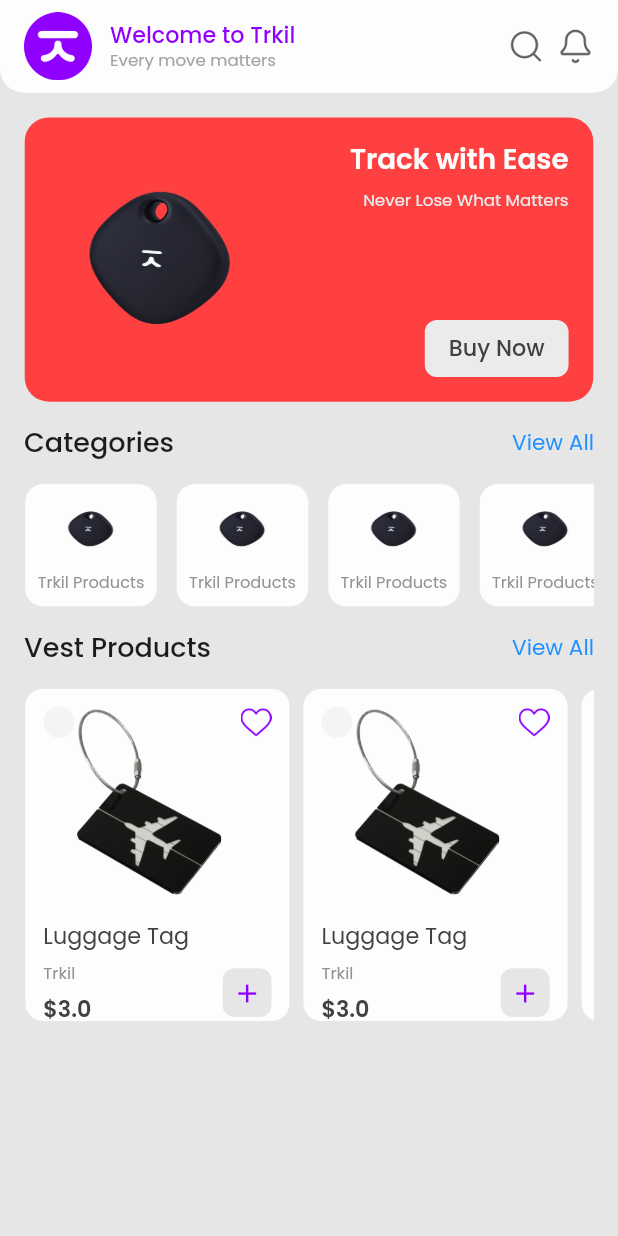
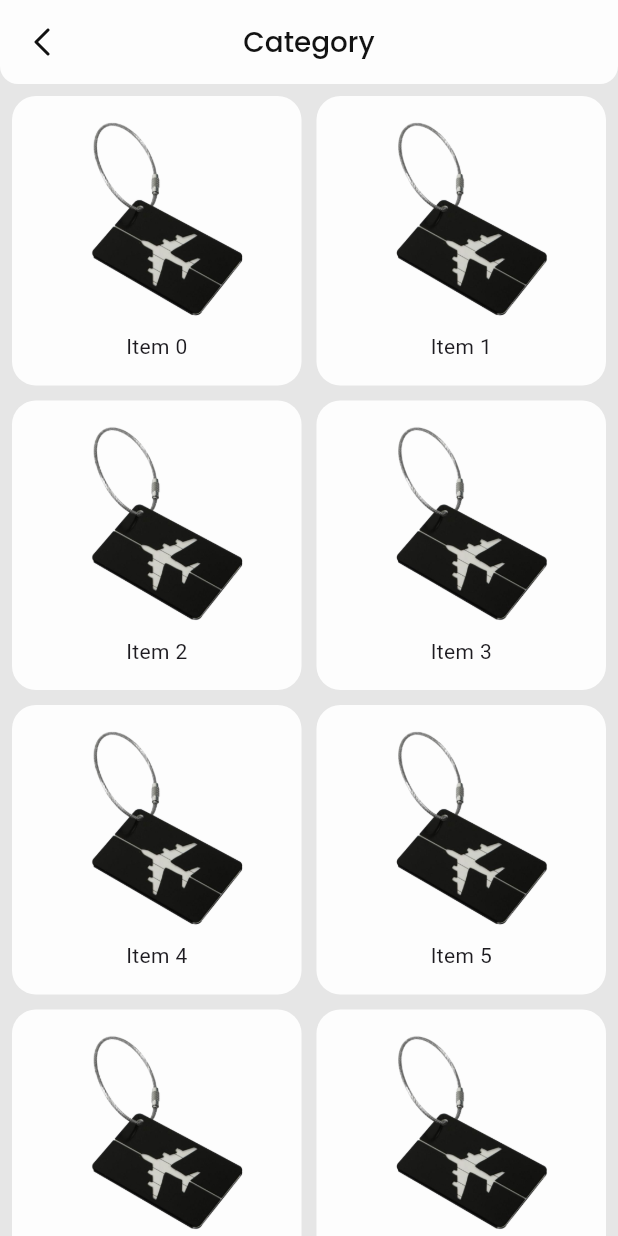
Before and after one commit to billalhossan1/luggage_tracking, a Flutter app: the screen it shows after launch, after a tap on "View All", on a phone screen of 412 x 824 dp. Run offline on Flutter 3.47's test engine with Material 3 defaults, Android fonts, the phone set to English and light mode, and no system bars; our stand-ins replace get.

Commit message:
category screen ui done

```diff
--- a/lib/const/assets_icons_path.dart
+++ b/lib/const/assets_icons_path.dart
@@ -1,7 +1,7 @@
 class AssetsIconsPath {
-
   AssetsIconsPath._privateConstructor();
-  static final AssetsIconsPath _instance = AssetsIconsPath._privateConstructor();
+  static final AssetsIconsPath _instance =
+      AssetsIconsPath._privateConstructor();
   static AssetsIconsPath get instance => _instance;
 
   //=================AppIcons WA================================
@@ -9,4 +9,5 @@
   final String notification = "assets/icons/notification.png";
   final String search = "assets/icons/search.png";
   final String favorate = "assets/icons/favorate.png";
+  final String leftArrow = "assets/icons/left_arrow.png";
 }
--- a/lib/routes/app_routes.dart
+++ b/lib/routes/app_routes.dart
@@ -5,4 +5,5 @@
   /////////////  initial or splash screen
   final String initial = "/";
   final String homeScreen = "/home-screen";
+  final String categoryScreen = "/category-screen";
 }
--- a/lib/routes/app_routes_file.dart
+++ b/lib/routes/app_routes_file.dart
@@ -3,6 +3,7 @@
 import 'package:get/get.dart';
 import 'package:luggage_tracking/routes/app_routes.dart';
 import 'package:luggage_tracking/routes/bindings/splash_screen_binding.dart';
+import 'package:luggage_tracking/screens/category_screnn/category_screen.dart';
 import 'package:luggage_tracking/screens/home_screen/home_screen.dart';
 import 'package:luggage_tracking/screens/splash_screen/splash_screen.dart';
 
@@ -15,5 +16,6 @@
 
 ////////====================== BAse Screens===========================
   GetPage(name: AppRoutes.instance.homeScreen, page: () => const HomeScreen()),
+  GetPage(name: AppRoutes.instance.categoryScreen, page: () => const CategoryScreen()),
 
 ];
--- /dev/null
+++ b/lib/screens/category_screnn/category_screen.dart
@@ -0,0 +1,51 @@
+import 'package:flutter/material.dart';
+import 'package:luggage_tracking/const/app_colors.dart';
+import 'package:luggage_tracking/const/assets_images_path.dart';
+import 'package:luggage_tracking/widgets/app_image/app_image.dart';
+import 'package:luggage_tracking/widgets/appbar/custom_appbar.dart';
+
+class CategoryScreen extends StatelessWidget {
+  const CategoryScreen({super.key});
+
+  @override
+  Widget build(BuildContext context) {
+    return Scaffold(
+      appBar: CustomAppBar(title: 'Category'),
+      body: GridView.builder(
+        gridDelegate: SliverGridDelegateWithFixedCrossAxisCount(
+          crossAxisCount: 2,
+          crossAxisSpacing: 10,
+          mainAxisSpacing: 10,
+        ),
+        itemCount: 10,
+        padding: EdgeInsets.all(8),
+        itemBuilder: (context, index) {
+          return Container(
+            padding: EdgeInsets.all(16),
+            decoration: BoxDecoration(
+              color: AppColors.instance.white50,
+              borderRadius: BorderRadius.circular(16),
+              boxShadow: [
+                BoxShadow(
+                  color: AppColors.instance.black50, // 7% black
+                  offset: Offset(0, 0),
+                  blurRadius: 4,
+                ),
+              ],
+            ),
+            child: Column(
+              mainAxisAlignment: MainAxisAlignment.center,
+              children: [
+                Expanded(
+                  child: AppImage(path: AssetsImagesPath.instance.product2),
+                ),
+                SizedBox(height: 8),
+                Text('Item $index'),
+              ],
+            ),
+          );
+        },
+      ),
+    );
+  }
+}
--- a/lib/screens/home_screen/home_screen.dart
+++ b/lib/screens/home_screen/home_screen.dart
@@ -1,7 +1,9 @@
 import 'package:flutter/material.dart';
+import 'package:get/route_manager.dart';
 import 'package:luggage_tracking/const/app_colors.dart';
 import 'package:luggage_tracking/const/assets_icons_path.dart';
 import 'package:luggage_tracking/const/assets_images_path.dart';
+import 'package:luggage_tracking/routes/app_routes.dart';
 import 'package:luggage_tracking/utils/app_all_log/app_log.dart';
 import 'package:luggage_tracking/utils/app_size.dart';
 import 'package:luggage_tracking/utils/gap.dart';
@@ -55,7 +57,12 @@
             ),
           ),
 
-          itemTitleOption(name: "Categories", onTapCall: () {}),
+          itemTitleOption(
+            name: "Categories",
+            onTapCall: () {
+              Get.toNamed(AppRoutes.instance.categoryScreen);
+            },
+          ),
 
           SliverToBoxAdapter(
             child: Padding(
--- /dev/null
+++ b/lib/widgets/appbar/custom_appbar.dart
@@ -0,0 +1,44 @@
+import 'package:flutter/material.dart';
+import 'package:luggage_tracking/const/app_colors.dart';
+import 'package:luggage_tracking/const/assets_icons_path.dart';
+import 'package:luggage_tracking/utils/app_size.dart';
+import 'package:luggage_tracking/widgets/app_image/app_image.dart';
+import 'package:luggage_tracking/widgets/texts/app_text.dart';
+
+class CustomAppBar extends StatelessWidget implements PreferredSizeWidget {
+  final String title;
+
+  const CustomAppBar({super.key, required this.title});
+
+  @override
+  Widget build(BuildContext context) {
+    return PreferredSize(
+      preferredSize: preferredSize,
+      child: Container(
+        decoration: BoxDecoration(
+          color: AppColors.instance.white50,
+          borderRadius: BorderRadius.vertical(bottom: Radius.circular(12)),
+        ),
+        child: AppBar(
+          title: AppText(
+            data: title,
+            fontSize: AppSize.width(value: 18),
+            fontWeight: FontWeight.w500,
+            color: AppColors.instance.black500,
+          ),
+
+          backgroundColor: Colors.transparent,
+          elevation: 0,
+          centerTitle: true,
+          leading: Padding(
+            padding: const EdgeInsets.all(12),
+            child: AppImage(path: AssetsIconsPath.instance.leftArrow),
+          ),
+        ),
+      ),
+    );
+  }
+
+  @override
+  Size get preferredSize => const Size.fromHeight(kToolbarHeight);
+}
```
Also changed, not shown: assets/icons/left_arrow.png (added).
